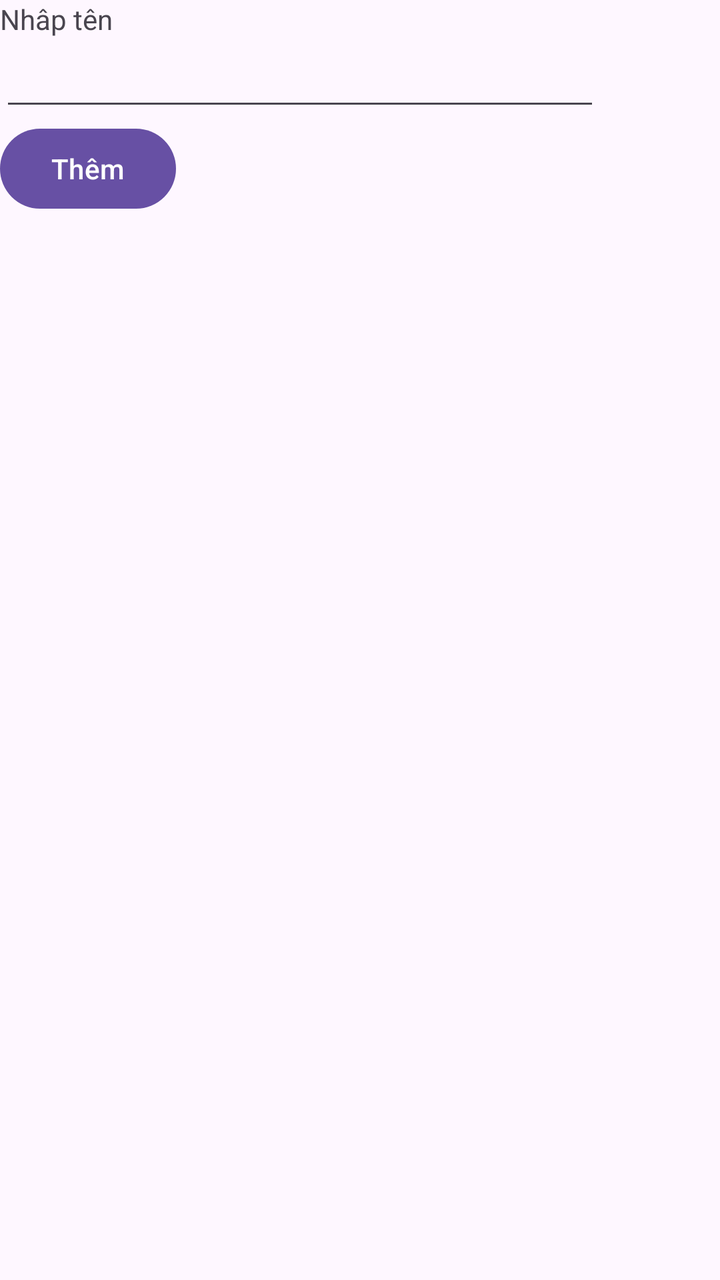
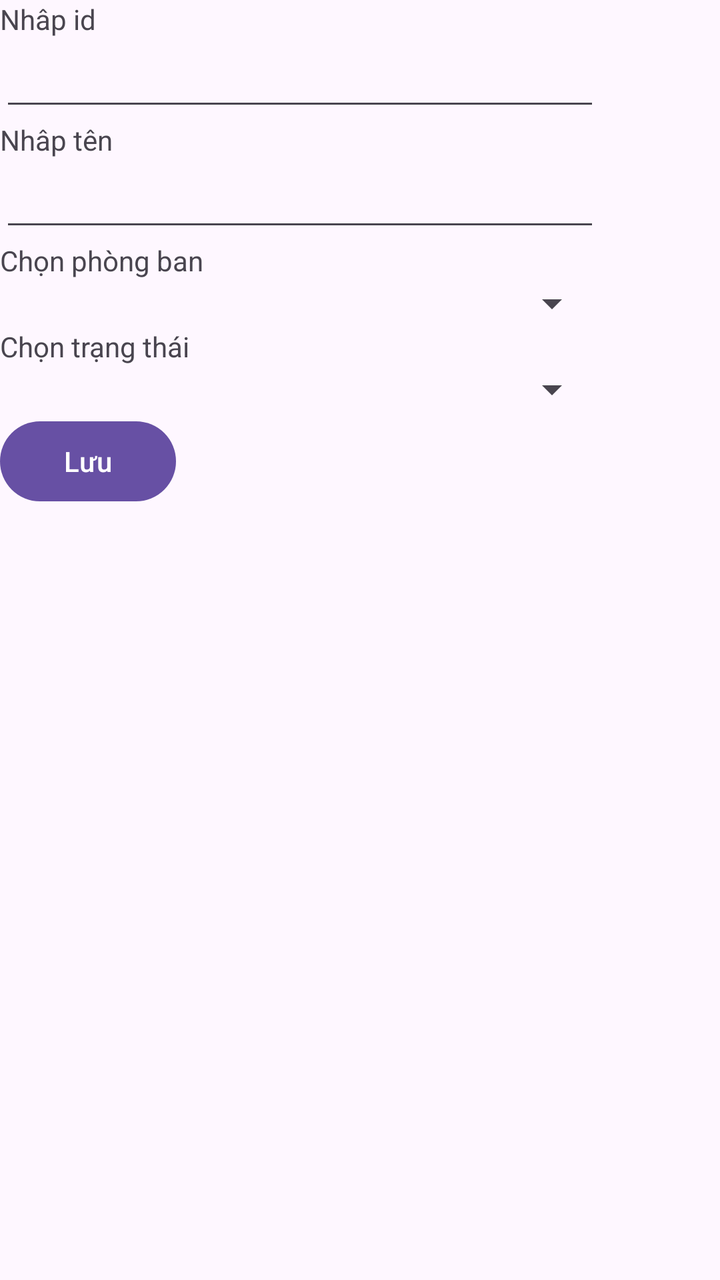

Before-and-after screenshots of an Android layout around one commit, followed by the original layout XML and the change that was made.
<!-- AndroidManifest.xml: application theme Theme.Tuan6 -->
<!-- res/layout/activity_themsinhvien.xml -->
<?xml version="1.0" encoding="utf-8"?>
<LinearLayout
    xmlns:android="http://schemas.android.com/apk/res/android"
    xmlns:app="http://schemas.android.com/apk/res-auto"
    xmlns:tools="http://schemas.android.com/tools"
    android:id="@+id/main"
    android:layout_width="match_parent"
    android:layout_height="match_parent"
    tools:context=".bai1.themsinhvien"
    android:orientation="vertical">
    <TextView
        android:layout_width="wrap_content"
        android:layout_height="wrap_content"
        android:text="Nhâp tên"/>
    <EditText
        android:id="@+id/edt"
        android:layout_width="300dp"
        android:layout_height="wrap_content"/>
    <Button
        android:id="@+id/btn"
        android:layout_width="wrap_content"
        android:layout_height="wrap_content"
        android:text="Thêm"/>
</LinearLayout>
<!-- resources referenced by this layout -->
<resources>
  <style name="Theme.Tuan6" parent="Base.Theme.Tuan6" />
  <style name="Base.Theme.Tuan6" parent="Theme.Material3.DayNight.NoActionBar">
          
          
      </style>
</resources>

<!-- the commit's change to res/layout/activity_themsinhvien.xml (unified diff, before → after) -->
@@ -11,14 +11,38 @@
     <TextView
         android:layout_width="wrap_content"
         android:layout_height="wrap_content"
+        android:text="Nhâp id"/>
+    <EditText
+        android:id="@+id/edtID"
+        android:layout_width="300dp"
+        android:layout_height="wrap_content"/>
+    <TextView
+        android:layout_width="wrap_content"
+        android:layout_height="wrap_content"
         android:text="Nhâp tên"/>
     <EditText
-        android:id="@+id/edt"
+        android:id="@+id/ten"
+        android:layout_width="300dp"
+        android:layout_height="wrap_content"/>
+    <TextView
+        android:layout_width="wrap_content"
+        android:layout_height="wrap_content"
+        android:text="Chọn phòng ban"/>
+    <Spinner
+        android:id="@+id/phong"
+        android:layout_width="300dp"
+        android:layout_height="wrap_content"/>
+    <TextView
+        android:layout_width="wrap_content"
+        android:layout_height="wrap_content"
+        android:text="Chọn trạng thái"/>
+    <Spinner
+        android:id="@+id/trangthai"
         android:layout_width="300dp"
         android:layout_height="wrap_content"/>
     <Button
         android:id="@+id/btn"
         android:layout_width="wrap_content"
         android:layout_height="wrap_content"
-        android:text="Thêm"/>
+        android:text="Lưu"/>
 </LinearLayout>
